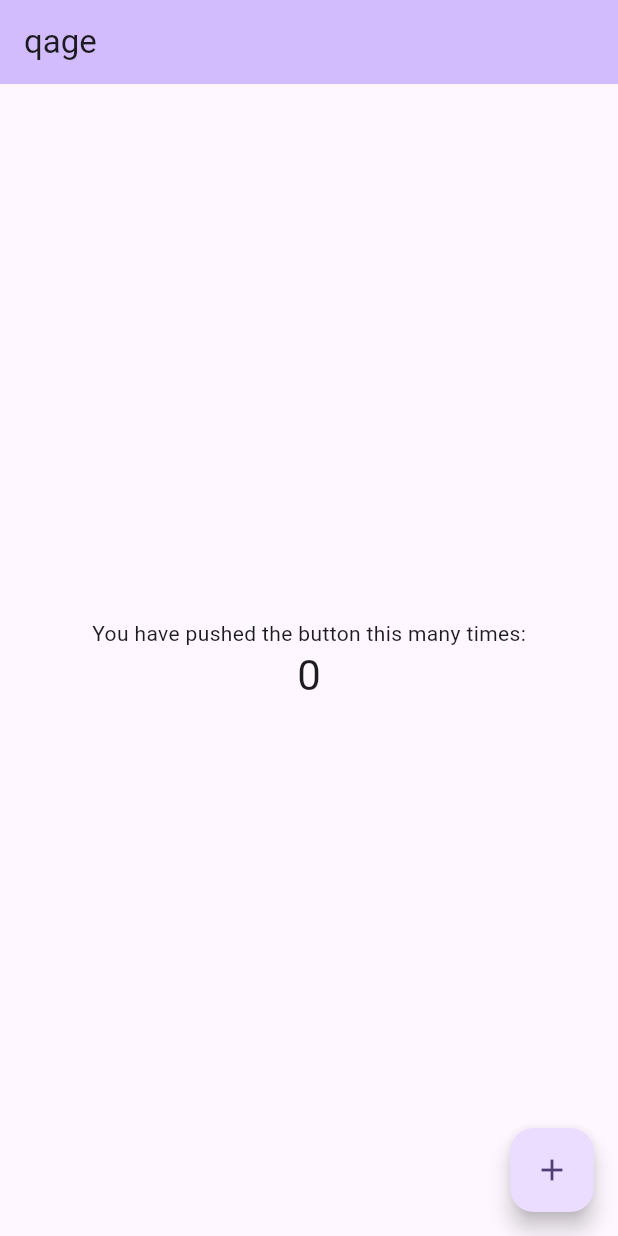
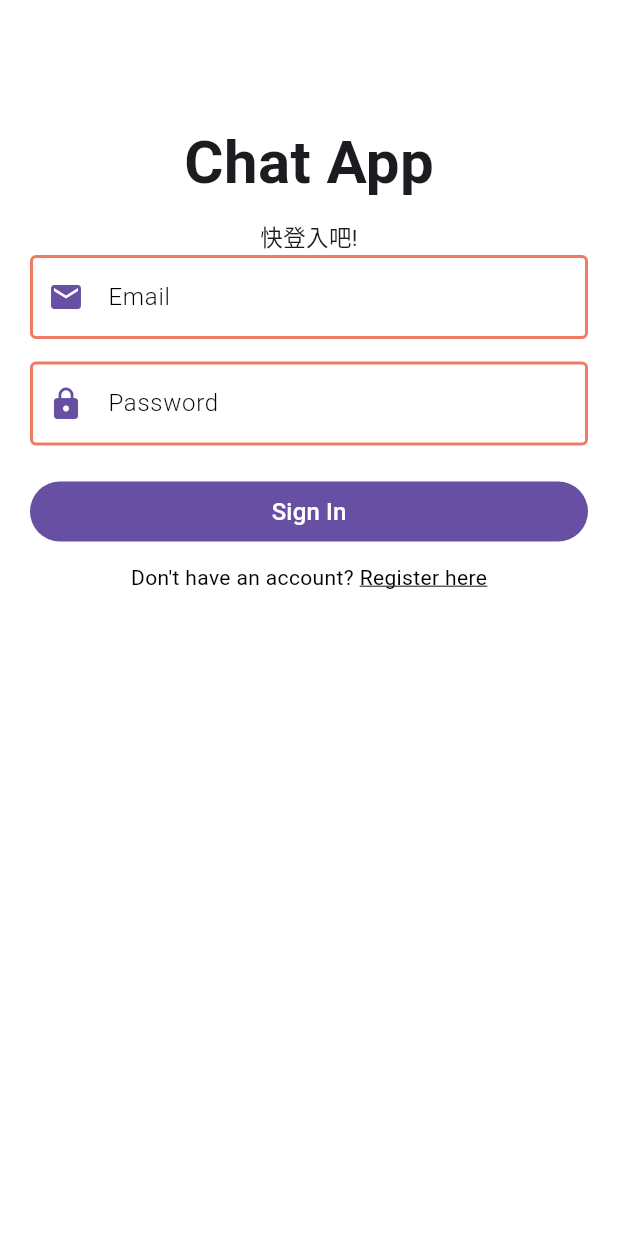
Before and after one commit to wally0302/ChatRoom, a Flutter app: the screen it shows after launch, on a phone screen of 412 x 824 dp. Run offline on Flutter 3.47's test engine with Material 3 defaults, Android fonts, the phone set to English and light mode, and no system bars; our stand-ins replace cloud_firestore, firebase_auth, firebase_core, shared_preferences; accounts and stored records are empty.

Commit message:
登入畫面

```diff
--- /dev/null
+++ b/lib/helper/helper_function.dart
@@ -0,0 +1,45 @@
+// 將使用者的登入狀態（是否已登入）儲存到 local storage 中，以便在 App 重新啟動時，可以保持使用者的登入狀態。
+import 'package:shared_preferences/shared_preferences.dart';
+
+class HelperFunctions {
+  //keys
+
+  static String userLoggedInKey = "LOGGEDINKEY";
+  static String userNameKey = "USERNAMEKEY";
+  static String userEmailKey = "USEREMAILKEY";
+
+  // saving the data to SF
+
+  static Future<bool> saveUserLoggedInStatus(bool isUserLoggedIn) async {
+    SharedPreferences sf = await SharedPreferences.getInstance();
+    return await sf.setBool(userLoggedInKey, isUserLoggedIn);
+  }
+
+  static Future<bool> saveUserNameSF(String userName) async {
+    SharedPreferences sf = await SharedPreferences.getInstance();
+    return await sf.setString(userNameKey, userName);
+  }
+
+  static Future<bool> saveUserEmailSF(String userEmail) async {
+    SharedPreferences sf = await SharedPreferences.getInstance();
+    return await sf.setString(userEmailKey, userEmail);
+  }
+
+  // getting the data from SF
+
+  // 從 local storage 中取得使用者的登入狀態
+  static Future<bool?> getUserLoggedInStatus() async {
+    SharedPreferences sf = await SharedPreferences.getInstance();
+    return sf.getBool(userLoggedInKey);
+  }
+
+  static Future<String?> getUserEmailFromSF() async {
+    SharedPreferences sf = await SharedPreferences.getInstance();
+    return sf.getString(userEmailKey);
+  }
+
+  static Future<String?> getUserNameFromSF() async {
+    SharedPreferences sf = await SharedPreferences.getInstance();
+    return sf.getString(userNameKey);
+  }
+}
--- a/lib/main.dart
+++ b/lib/main.dart
@@ -1,125 +1,63 @@
+import 'helper/helper_function.dart';
+import 'pages/auth/login_page.dart';
+import 'pages/home_page.dart';
+import 'package:firebase_core/firebase_core.dart';
 import 'package:flutter/material.dart';
+import 'package:flutter/foundation.dart';
+import 'shared/constants.dart';
 
-void main() {
+void main() async {
+  WidgetsFlutterBinding.ensureInitialized();
+
+  if (kIsWeb) {
+    await Firebase.initializeApp(
+        options: FirebaseOptions(
+            apiKey: Constants.apiKey,
+            appId: Constants.appID,
+            messagingSenderId: Constants.messagingSenderId,
+            projectId: Constants.projectId));
+  } else {
+    await Firebase.initializeApp();
+  }
+
   runApp(const MyApp());
 }
 
-class MyApp extends StatelessWidget {
-  const MyApp({super.key});
+class MyApp extends StatefulWidget {
+  const MyApp({Key? key}) : super(key: key);
 
-  // This widget is the root of your application.
   @override
-  Widget build(BuildContext context) {
-    return MaterialApp(
-      title: 'Flutter Deddmo',
-      theme: ThemeData(
-        // This is the theme of your application.
-        //
-        // TRY THIS: Try running your application with "flutter run". You'll see
-        // the application has a purple toolbar. Then, without quitting the app,
-        // try changing the seedColor in the colorScheme below to Colors.green
-        // and then invoke "hot reload" (save your changes or press the "hot
-        // reload" button in a Flutter-supported IDE, or press "r" if you used
-        // the command line to start the app).
-        //
-        // Notice that the counter didn't reset back to zero; the application
-        // state is not lost during the reload. To reset the state, use hot
-        // restart instead.
-        //
-        // This works for code too, not just values: Most code changes can be
-        // tested with just a hot reload.
-        colorScheme: ColorScheme.fromSeed(seedColor: Colors.deepPurple),
-        useMaterial3: true,
-      ),
-      home: const MyHomePage(title: 'qage'),
-    );
-  }
+  State<MyApp> createState() => _MyAppState();
 }
 
-class MyHomePage extends StatefulWidget {
-  const MyHomePage({super.key, required this.title});
-
-  // This widget is the home page of your application. It is stateful, meaning
-  // that it has a State object (defined below) that contains fields that affect
-  // how it looks.
-
-  // This class is the configuration for the state. It holds the values (in this
-  // case the title) provided by the parent (in this case the App widget) and
-  // used by the build method of the State. Fields in a Widget subclass are
-  // always marked "final".
-
-  final String title;
+class _MyAppState extends State<MyApp> {
+  bool _isSignedIn = false; //登入狀態
 
   @override
-  State<MyHomePage> createState() => _MyHomePageState();
-}
+  void initState() {
+    super.initState();
+    getUserLoggedInStatus();
+  }
 
-class _MyHomePageState extends State<MyHomePage> {
-  int _counter = 0;
-
-  void _incrementCounter() {
-    setState(() {
-      // This call to setState tells the Flutter framework that something has
-      // changed in this State, which causes it to rerun the build method below
-      // so that the display can reflect the updated values. If we changed
-      // _counter without calling setState(), then the build method would not be
-      // called again, and so nothing would appear to happen.
-      _counter++;
+// 得到使用者的登入狀態
+  getUserLoggedInStatus() async {
+    await HelperFunctions.getUserLoggedInStatus().then((value) {
+      if (value != null) {
+        setState(() {
+          _isSignedIn = value;
+        });
+      }
     });
   }
 
   @override
   Widget build(BuildContext context) {
-    // This method is rerun every time setState is called, for instance as done
-    // by the _incrementCounter method above.
-    //
-    // The Flutter framework has been optimized to make rerunning build methods
-    // fast, so that you can just rebuild anything that needs updating rather
-    // than having to individually change instances of widgets.
-    return Scaffold(
-      appBar: AppBar(
-        // TRY THIS: Try changing the color here to a specific color (to
-        // Colors.amber, perhaps?) and trigger a hot reload to see the AppBar
-        // change color while the other colors stay the same.
-        backgroundColor: Theme.of(context).colorScheme.inversePrimary,
-        // Here we take the value from the MyHomePage object that was created by
-        // the App.build method, and use it to set our appbar title.
-        title: Text(widget.title),
-      ),
-      body: Center(
-        // Center is a layout widget. It takes a single child and positions it
-        // in the middle of the parent.
-        child: Column(
-          // Column is also a layout widget. It takes a list of children and
-          // arranges them vertically. By default, it sizes itself to fit its
-          // children horizontally, and tries to be as tall as its parent.
-          //
-          // Column has various properties to control how it sizes itself and
-          // how it positions its children. Here we use mainAxisAlignment to
-          // center the children vertically; the main axis here is the vertical
-          // axis because Columns are vertical (the cross axis would be
-          // horizontal).
-          //
-          // TRY THIS: Invoke "debug painting" (choose the "Toggle Debug Paint"
-          // action in the IDE, or press "p" in the console), to see the
-          // wireframe for each widget.
-          mainAxisAlignment: MainAxisAlignment.center,
-          children: <Widget>[
-            const Text(
-              'You have pushed the button this many times:',
-            ),
-            Text(
-              '$_counter',
-              style: Theme.of(context).textTheme.headlineMedium,
-            ),
-          ],
-        ),
-      ),
-      floatingActionButton: FloatingActionButton(
-        onPressed: _incrementCounter,
-        tooltip: 'Increment',
-        child: const Icon(Icons.add),
-      ), // This trailing comma makes auto-formatting nicer for build methods.
+    return MaterialApp(
+      theme: ThemeData(
+          primaryColor: Constants().primaryColor,
+          scaffoldBackgroundColor: Colors.white),
+      debugShowCheckedModeBanner: false,
+      home: _isSignedIn ? const HomePage() : const LoginPage(),
     );
   }
 }
--- /dev/null
+++ b/lib/pages/auth/login_page.dart
@@ -0,0 +1,174 @@
+import 'package:test_project/helper/helper_function.dart';
+import 'package:test_project/pages/auth/register_page.dart';
+import 'package:test_project/pages/home_page.dart';
+import 'package:test_project/service/auth_service.dart';
+import 'package:test_project/service/database_service.dart';
+import 'package:test_project/widgets/widgets.dart';
+import 'package:cloud_firestore/cloud_firestore.dart';
+import 'package:firebase_auth/firebase_auth.dart';
+import 'package:flutter/gestures.dart';
+import 'package:flutter/material.dart';
+
+class LoginPage extends StatefulWidget {
+  const LoginPage({Key? key}) : super(key: key);
+
+  @override
+  State<LoginPage> createState() => _LoginPageState();
+}
+
+class _LoginPageState extends State<LoginPage> {
+  final formKey = GlobalKey<FormState>();
+  String email = "";
+  String password = "";
+  bool _isLoading = false;
+  AuthService authService = AuthService();
+  @override
+  Widget build(BuildContext context) {
+    return Scaffold(
+      body: _isLoading
+          ? Center(
+              child: CircularProgressIndicator(
+                  color: Theme.of(context).primaryColor),
+            )
+          : SingleChildScrollView(
+              child: Padding(
+                padding:
+                    const EdgeInsets.symmetric(horizontal: 20, vertical: 80),
+                child: Form(
+                    key: formKey,
+                    child: Column(
+                      mainAxisAlignment: MainAxisAlignment.center,
+                      crossAxisAlignment: CrossAxisAlignment.center,
+                      children: <Widget>[
+                        const Text(
+                          "Chat App",
+                          style: TextStyle(
+                              fontSize: 40, fontWeight: FontWeight.bold),
+                        ),
+                        const SizedBox(height: 10),
+                        const Text("快登入吧!",
+                            style: TextStyle(
+                                fontSize: 15, fontWeight: FontWeight.w400)),
+                        // Image.asset("assets/login.png"),
+                        //Email
+                        TextFormField(
+                          decoration: textInputDecoration.copyWith(
+                              labelText: "Email",
+                              prefixIcon: Icon(
+                                Icons.email,
+                                color: Theme.of(context).primaryColor,
+                              )),
+                          onChanged: (val) {
+                            setState(() {
+                              email = val;
+                            });
+                          },
+                          // check tha validation (檢查email格式是否正確)
+                          validator: (val) {
+                            return RegExp(
+                                        r"^[a-zA-Z0-9.a-zA-Z0-9.!#$%&'*+-/=?^_`{|}~]+@[a-zA-Z0-9]+\.[a-zA-Z]+")
+                                    .hasMatch(val!)
+                                ? null
+                                : "Please enter a valid email";
+                          },
+                        ),
+                        const SizedBox(height: 15),
+                        //Password
+                        TextFormField(
+                          obscureText: true, //隱藏密碼
+                          decoration: textInputDecoration.copyWith(
+                              labelText: "Password",
+                              prefixIcon: Icon(
+                                Icons.lock,
+                                color: Theme.of(context).primaryColor,
+                              )),
+                          // check tha validation (檢查密碼是否至少6個字元)
+                          validator: (val) {
+                            if (val!.length < 6) {
+                              return "Password must be at least 6 characters";
+                            } else {
+                              return null;
+                            }
+                          },
+                          onChanged: (val) {
+                            setState(() {
+                              password = val;
+                            });
+                          },
+                        ),
+                        const SizedBox(
+                          height: 20,
+                        ),
+                        //登入按鈕
+                        SizedBox(
+                          width: double.infinity,
+                          child: ElevatedButton(
+                            style: ElevatedButton.styleFrom(
+                                backgroundColor: Theme.of(context).primaryColor,
+                                elevation: 0,
+                                shape: RoundedRectangleBorder(
+                                    borderRadius: BorderRadius.circular(30))),
+                            child: const Text(
+                              "Sign In",
+                              style:
+                                  TextStyle(color: Colors.white, fontSize: 16),
+                            ),
+                            onPressed: () {
+                              login();
+                            },
+                          ),
+                        ),
+                        const SizedBox(
+                          height: 10,
+                        ),
+                        //註冊按鈕
+                        Text.rich(TextSpan(
+                          text: "Don't have an account? ",
+                          style: const TextStyle(
+                              color: Colors.black, fontSize: 14),
+                          children: <TextSpan>[
+                            TextSpan(
+                                text: "Register here",
+                                style: const TextStyle(
+                                    color: Colors.black,
+                                    decoration: TextDecoration.underline),
+                                recognizer: TapGestureRecognizer()
+                                  ..onTap = () {
+                                    nextScreen(context, const RegisterPage());
+                                  }),
+                          ],
+                        )),
+                      ],
+                    )),
+              ),
+            ),
+    );
+  }
+
+  login() async {
+    if (formKey.currentState!.validate()) {
+      setState(() {
+        _isLoading = true;
+      });
+      await authService
+          .loginWithUserNameandPassword(email, password)
+          .then((value) async {
+        if (value == true) {
+          QuerySnapshot snapshot =
+              await DatabaseService(uid: FirebaseAuth.instance.currentUser!.uid)
+                  .gettingUserData(email);
+          // saving the values to our shared preferences
+          await HelperFunctions.saveUserLoggedInStatus(true);
+          await HelperFunctions.saveUserEmailSF(email);
+          await HelperFunctions.saveUserNameSF(snapshot.docs[0]['fullName']);
+          nextScreenReplace(context, const HomePage());
+        } else {
+          showSnackbar(context, Colors.red, value);
+          setState(() {
+            _isLoading = false;
+          });
+        }
+      });
+    }
+  }
+}
--- /dev/null
+++ b/lib/widgets/widgets.dart
@@ -0,0 +1,49 @@
+import 'package:flutter/material.dart';
+
+//輸入框的樣式
+const textInputDecoration = InputDecoration(
+  //文字樣式
+  labelStyle: TextStyle(color: Colors.black, fontWeight: FontWeight.w300),
+  //獲得焦點時的樣式
+  focusedBorder: OutlineInputBorder(
+    borderSide: BorderSide(color: Color(0xFFee7b64), width: 2),
+  ),
+  //未獲得焦點時的樣式
+  enabledBorder: OutlineInputBorder(
+    borderSide: BorderSide(color: Color(0xFFee7b64), width: 2),
+  ),
+  //錯誤時的樣式
+  errorBorder: OutlineInputBorder(
+    borderSide: BorderSide(color: Color(0xFFee7b64), width: 2),
+  ),
+);
+
+//頁面切換
+//可以返回
+void nextScreen(context, page) {
+  Navigator.push(context, MaterialPageRoute(builder: (context) => page));
+}
+
+//不可以返回
+void nextScreenReplace(context, page) {
+  Navigator.pushReplacement(
+      context, MaterialPageRoute(builder: (context) => page));
+}
+
+void showSnackbar(context, color, message) {
+  ScaffoldMessenger.of(context).showSnackBar(
+    SnackBar(
+      content: Text(
+        message,
+        style: const TextStyle(fontSize: 14),
+      ),
+      backgroundColor: color,
+      duration: const Duration(seconds: 2),
+      action: SnackBarAction(
+        label: "OK",
+        onPressed: () {},
+        textColor: Colors.white,
+      ),
+    ),
+  );
+}
```
Also changed, not shown: pubspec.yaml (+8 -22 lines), pubspec.lock, 4 other files.
